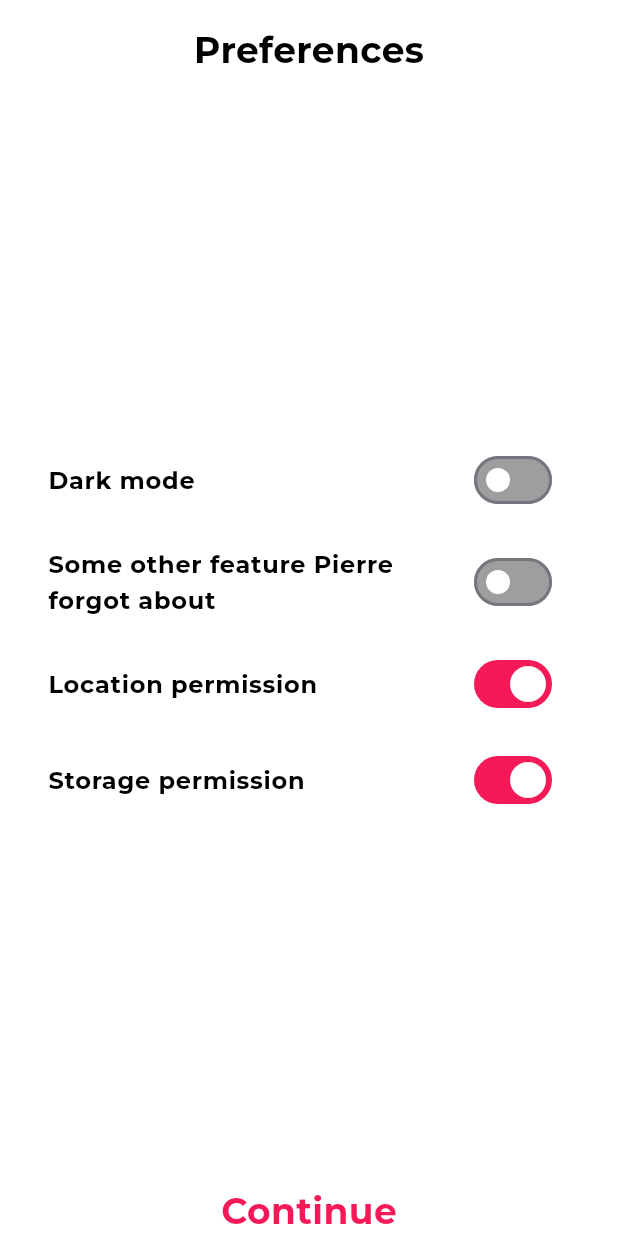
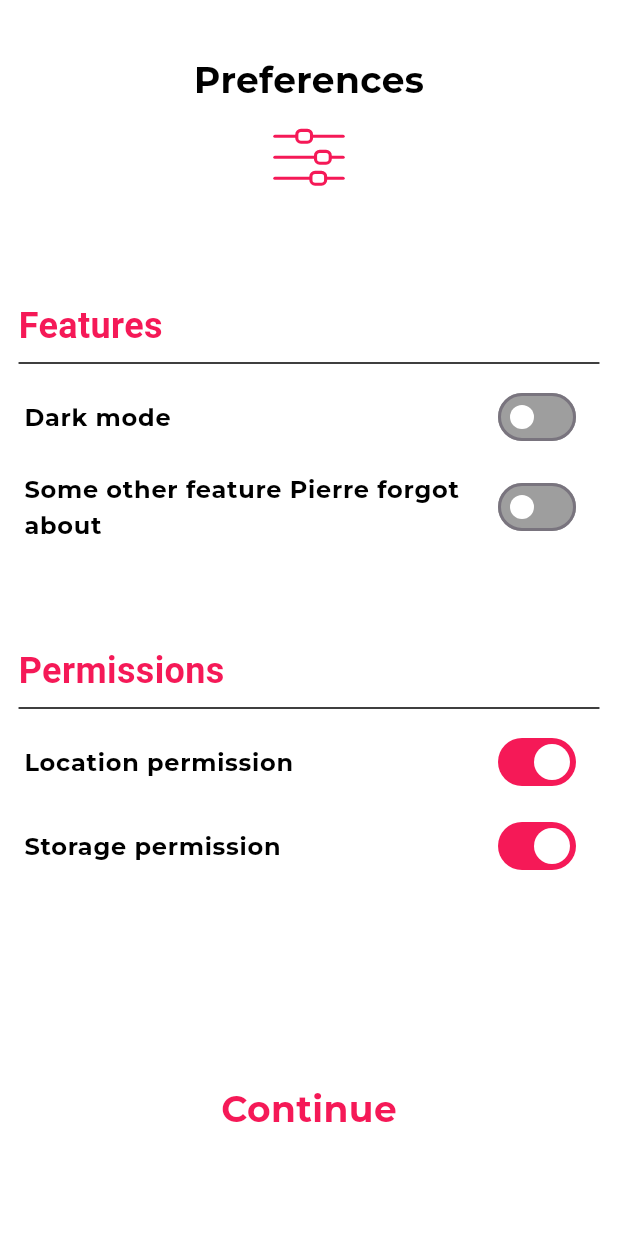
Before and after one commit to PierrevdMerwe/CampAppRebuild, a Flutter app: the PreferencesScreen screen opened directly, after a tap on "Location permission", after a tap on "Storage permission", on a phone screen of 412 x 824 dp. Run offline on Flutter 3.47's test engine with Material 3 defaults, Android fonts, the light colour scheme and no system bars; our stand-ins replace firebase_auth, firebase_core, google_fonts, google_sign_in, lottie, permission_handler and 1 more; accounts and stored records are empty.

Commit message:
Finalized Register and Preferences screens.

```diff
--- a/camp_app/lib/preferences.dart
+++ b/camp_app/lib/preferences.dart
@@ -1,9 +1,11 @@
 import 'package:camp_app/main.dart';
 import 'package:flutter/material.dart';
+import 'package:lottie/lottie.dart';
 import 'package:google_fonts/google_fonts.dart';
 import 'package:provider/provider.dart';
 import 'package:shared_preferences/shared_preferences.dart';
 import 'theme_model.dart';
+import 'package:permission_handler/permission_handler.dart';
 
 class PreferencesScreen extends StatefulWidget {
   const PreferencesScreen({super.key});
@@ -31,8 +33,7 @@ class _PreferencesScreenState extends State<PreferencesScreen> {
 
   @override
   Widget build(BuildContext context) {
-    return Consumer<ThemeModel>(
-      builder: (context, themeModel, child) {
+    return Consumer<ThemeModel>(builder: (context, themeModel, child) {
       return PopScope(
         canPop: false,
         onPopInvoked: (bool didPop) => showDialog<void>(
@@ -75,6 +76,9 @@ class _PreferencesScreenState extends State<PreferencesScreen> {
           body: SafeArea(
             child: Column(
               children: <Widget>[
+                const SizedBox(
+                  height: 20,
+                ),
                 Padding(
                   padding: const EdgeInsets.fromLTRB(16.0, 16.0, 16.0, 0.0),
                   child: Text(
@@ -86,21 +90,26 @@ class _PreferencesScreenState extends State<PreferencesScreen> {
                     ),
                   ),
                 ),
-                  Expanded(
-                    child: Center(
-                      child: Padding(
-                        padding: const EdgeInsets.all(16.0),
-                        child: Column(
-                          mainAxisAlignment: MainAxisAlignment.center,
-                          children: <Widget>[
+                Lottie.asset('assets/gears.json', width: 70, height: 70),
+                const SizedBox(height: 60,),
+                Padding(
+                  padding: EdgeInsets.only(left: MediaQuery.of(context).size.width * 0.03),
+                  child: const Align(
+                    alignment: Alignment.centerLeft,
+                    child: Text('Features', style: TextStyle(fontSize: 24, fontWeight: FontWeight.bold, color: Color(0xfff51957))),
+                  ),
+                ),
+                Padding(
+                  padding: EdgeInsets.symmetric(
+                      horizontal: MediaQuery.of(context).size.width * 0.03),
+                  child: const Divider(color: Colors.black),
+                ),
                 SwitchListTile(
                   title: Text(
                     'Dark mode',
                     style: GoogleFonts.montserrat(
                       fontWeight: FontWeight.bold,
-                                  color: themeModel.isDark
-                                      ? Colors.white
-                                      : Colors.black,
+                      color: themeModel.isDark ? Colors.white : Colors.black,
                     ),
                   ),
                   value: themeModel.isDark,
@@ -114,16 +123,12 @@ class _PreferencesScreenState extends State<PreferencesScreen> {
                   inactiveTrackColor: Colors.grey,
                   inactiveThumbColor: Colors.white,
                 ),
-                            const SizedBox(height: 8.0),
-                            // Add spacing after each SwitchListTile
                 SwitchListTile(
                   title: Text(
                     'Some other feature Pierre forgot about',
                     style: GoogleFonts.montserrat(
                       fontWeight: FontWeight.bold,
-                                  color: themeModel.isDark
-                                      ? Colors.white
-                                      : Colors.black,
+                      color: themeModel.isDark ? Colors.white : Colors.black,
                     ),
                   ),
                   value: isOtherFeature,
@@ -137,63 +142,78 @@ class _PreferencesScreenState extends State<PreferencesScreen> {
                   inactiveTrackColor: Colors.grey,
                   inactiveThumbColor: Colors.white,
                 ),
-                            const SizedBox(height: 8.0),
-                            // Add spacing after each SwitchListTile
+                const SizedBox(height: 60,),
+                Padding(
+                  padding: EdgeInsets.only(left: MediaQuery.of(context).size.width * 0.03),
+                  child: const Align(
+                    alignment: Alignment.centerLeft,
+                    child: Text('Permissions', style: TextStyle(fontSize: 24, fontWeight: FontWeight.bold, color: Color(0xfff51957))),
+                  ),
+                ),
+                Padding(
+                  padding: EdgeInsets.symmetric(
+                      horizontal: MediaQuery.of(context).size.width * 0.03),
+                  child: const Divider(color: Colors.black),
+                ),
                 SwitchListTile(
                   title: Text(
                     'Location permission',
                     style: GoogleFonts.montserrat(
                       fontWeight: FontWeight.bold,
-                                  color: themeModel.isDark
-                                      ? Colors.white
-                                      : Colors.black,
+                      color: themeModel.isDark ? Colors.white : Colors.black,
                     ),
                   ),
                   value: isLocationPermission,
                   activeColor: Colors.white,
                   activeTrackColor: const Color(0xfff51957),
-                              onChanged: (value) {
+                  onChanged: (value) async {
+                    if (value) {
+                      PermissionStatus status = await Permission.location.request();
                       setState(() {
-                                  isLocationPermission = value;
+                        isLocationPermission = status.isGranted;
                       });
+                    } else {
+                      setState(() {
+                        isLocationPermission = false;
+                      });
+                    }
                   },
                   inactiveTrackColor: Colors.grey,
                   inactiveThumbColor: Colors.white,
                 ),
-                            const SizedBox(height: 8.0),
-                            // Add spacing after each SwitchListTile
                 SwitchListTile(
                   title: Text(
                     'Storage permission',
                     style: GoogleFonts.montserrat(
                       fontWeight: FontWeight.bold,
-                                  color: themeModel.isDark
-                                      ? Colors.white
-                                      : Colors.black,
+                      color: themeModel.isDark ? Colors.white : Colors.black,
                     ),
                   ),
                   value: isStoragePermission,
                   activeColor: Colors.white,
                   activeTrackColor: const Color(0xfff51957),
-                              onChanged: (value) {
+                  onChanged: (value) async {
+                    if (value) {
+                      PermissionStatus status = await Permission.storage.request();
                       setState(() {
-                                  isStoragePermission = value;
+                        isStoragePermission = status.isGranted;
                       });
+                    } else {
+                      setState(() {
+                        isStoragePermission = false;
+                      });
+                    }
                   },
                   inactiveTrackColor: Colors.grey,
                   inactiveThumbColor: Colors.white,
                 ),
-                          ],
-                        ),
-                      ),
-                    ),
-                  ),
-                  Positioned(
-                    bottom: 24.0,
-                    right: 36.0,
-                    child: GestureDetector(
+                const SizedBox(height: 130.0), // Adjust as needed
+                GestureDetector(
                   onTap: () {
-                        if (isOtherFeature || isLocationPermission || isStoragePermission) {
+                    if (themeModel.isDark ||
+                        isOtherFeature ||
+                        isLocationPermission ||
+                        isStoragePermission) {
                       completePreferences();
                     } else {
                       showDialog<void>(
@@ -202,17 +222,31 @@ class _PreferencesScreenState extends State<PreferencesScreen> {
                           return AlertDialog(
                             backgroundColor: Colors.white,
                             title: const Text(
-                                  'Are you sure you wish to skip your Preferences?',
+                              'These permissions enhance your experience!',
                               style: TextStyle(
                                 fontWeight: FontWeight.bold,
                                 fontFamily: 'Montserrat',
+                              ),
+                            ),
+                            content: RichText(
+                              text: const TextSpan(
+                                style: TextStyle(
+                                  fontSize: 20,
+                                  fontFamily: 'Montserrat',
+                                  color: Colors.black,
+                                ),
+                                children: <TextSpan>[
+                                  TextSpan(text: 'We respect your decision to not allow us permission. Please note that this can be changed later on in '),
+                                  TextSpan(text: 'Settings', style: TextStyle(fontWeight: FontWeight.bold)),
+                                  TextSpan(text: ' as this can make the app\'s experience better.'),
+                                ],
                               ),
                             ),
                             actions: <Widget>[
                               TextButton(
                                 onPressed: () => Navigator.pop(context),
                                 child: const Text(
-                                      'No',
+                                  'Cancel',
                                   style: TextStyle(
                                     color: Color(0xfff51957),
                                     fontFamily: 'Montserrat',
@@ -226,7 +260,7 @@ class _PreferencesScreenState extends State<PreferencesScreen> {
                                   completePreferences();
                                 },
                                 child: const Text(
-                                      'Yes',
+                                  'Proceed',
                                   style: TextStyle(
                                     color: Color(0xfff51957),
                                     fontFamily: 'Montserrat',
@@ -241,7 +275,10 @@ class _PreferencesScreenState extends State<PreferencesScreen> {
                     }
                   },
                   child: Text(
-                        isOtherFeature || isLocationPermission || isStoragePermission
+                    themeModel.isDark ||
+                        isOtherFeature ||
+                        isLocationPermission ||
+                        isStoragePermission
                         ? 'Continue'
                         : 'Skip',
                     style: GoogleFonts.montserrat(
@@ -251,13 +288,11 @@ class _PreferencesScreenState extends State<PreferencesScreen> {
                     ),
                   ),
                 ),
-                  ),
               ],
             ),
           ),
         ),
       );
-      },
-    );
+    });
   }
 }
--- a/camp_app/pubspec.yaml
+++ b/camp_app/pubspec.yaml
@@ -43,6 +43,7 @@ dependencies:
   google_sign_in: ^6.2.1
   provider: ^6.1.2
   shared_preferences: ^2.2.2
+  permission_handler: ^11.3.0
 
 dev_dependencies:
   flutter_test:
@@ -73,6 +74,7 @@ flutter:
    - images/apple.png
    - assets/sign.json
    - assets/register.json
+   - assets/gears.json
 
   # An image asset can refer to one or more resolution-specific "variants", see
   # https://flutter.dev/assets-and-images/#resolution-aware
```
Also changed, not shown: camp_app/assets/gears.json (added, +1 -0 lines), camp_app/lib/register.dart (+37 -4 lines), camp_app/pubspec.lock, 5 other files. Lines whose indentation alone changed are shown as unchanged.
